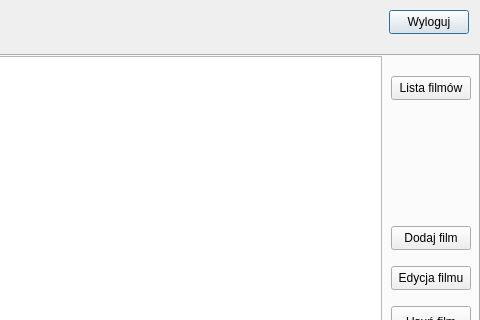
First picture: the form in welcom.ui, repository RomanMusijowski/CinemaApp, before the edit; both pictures show x 321 to 801 and y 0 to 320 of the 801 by 516 pixel window.
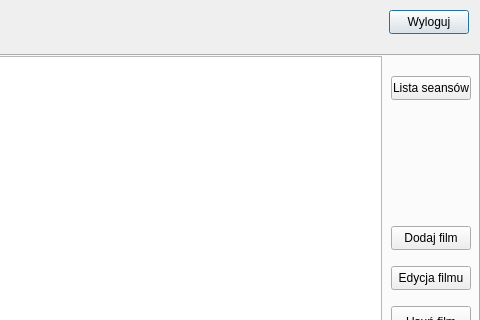
Second picture: the form after the edit. The open tabs and pages were chosen to show the change.

The edit to the form file:
```diff
--- a/welcom.ui
+++ b/welcom.ui
@@ -80,7 +80,7 @@
       </rect>
      </property>
      <property name="text">
-      <string>Lista filmów</string>
+      <string>Lista seansów</string>
      </property>
     </widget>
     <widget class="QPushButton" name="addMovie">
```
Left out of the diff: 2 changed lines with no effect on the pictures.
